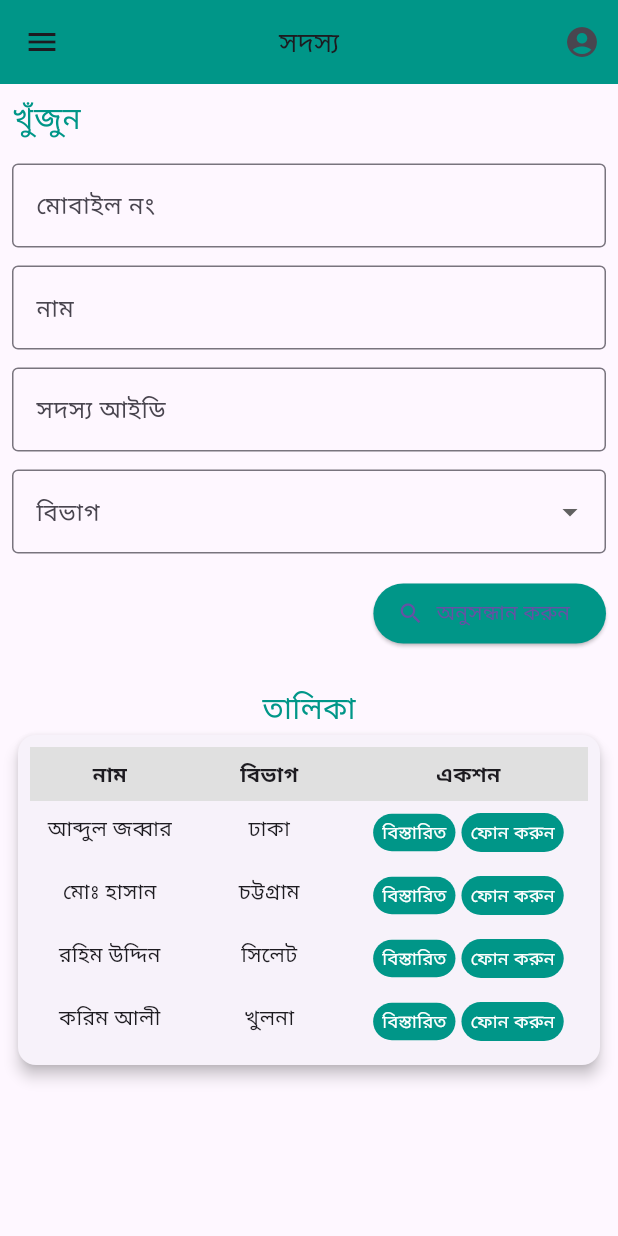
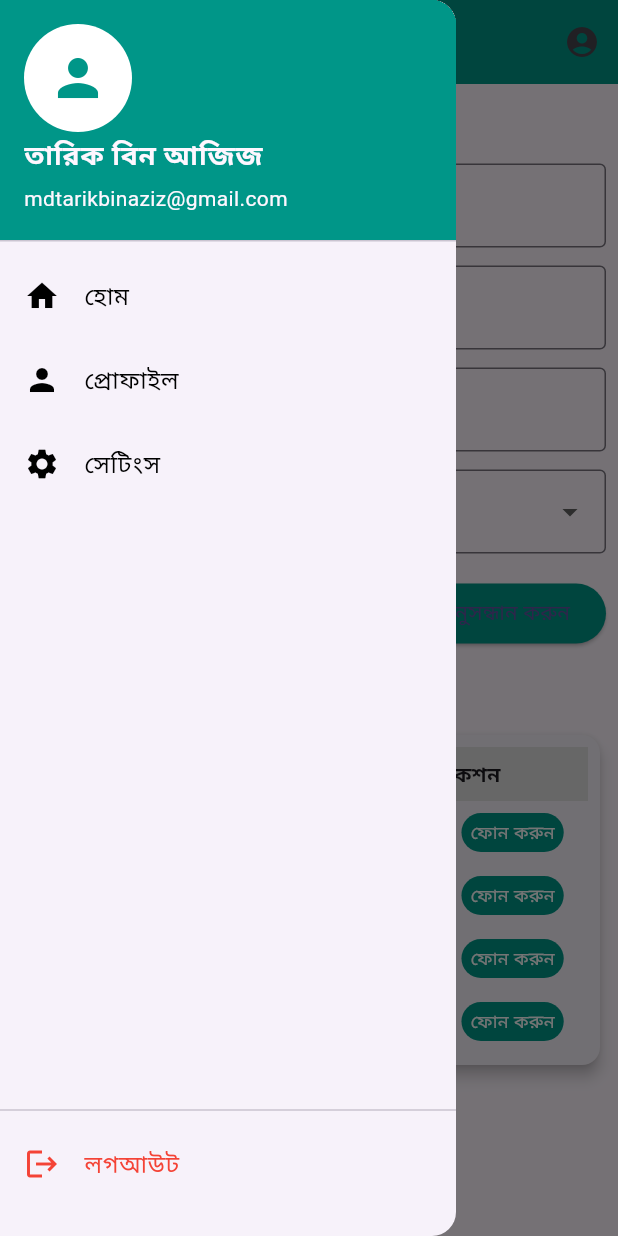
Before and after one commit to tarikbinaziz/talika_app, a Flutter app: the screen it shows after launch, with the side drawer open (before the commit the screen has no drawer), on a phone screen of 412 x 824 dp. Run offline on Flutter 3.47's test engine with Material 3 defaults, Android fonts, the phone set to English and light mode, and no system bars; our stand-ins replace get.

Commit message:
add drawer

```diff
--- a/lib/views/member_view.dart
+++ b/lib/views/member_view.dart
@@ -1,6 +1,7 @@
 import 'package:flutter/material.dart';
 import 'package:get/get.dart';
 import 'package:tarik_test/controller/member_controller.dart';
+import 'package:tarik_test/widgets/left_drawer.dart';
 import 'package:tarik_test/widgets/member_list.dart';
 
 class MemberView extends StatelessWidget {
@@ -11,9 +12,14 @@ class MemberView extends StatelessWidget {
   @override
   Widget build(BuildContext context) {
     return Scaffold(
+      drawer: CustomDrawer(),
       appBar: AppBar(
         centerTitle: true,
-        leading: const Icon(Icons.menu),
+        // leading: GestureDetector(
+        //     onTap: () {
+        //       Scaffold.of(context).openDrawer();
+        //     },
+        //     child: const Icon(Icons.menu)),
         title: const Text('সদস্য', style: TextStyle(fontSize: 18)),
         backgroundColor: Colors.teal,
         actions: [
--- /dev/null
+++ b/lib/widgets/left_drawer.dart
@@ -0,0 +1,80 @@
+import 'package:flutter/material.dart';
+
+class CustomDrawer extends StatelessWidget {
+  @override
+  Widget build(BuildContext context) {
+    return Drawer(
+      child: Column(
+        children: [
+          _buildHeader(context), // Profile Header
+          _buildDrawerItem(
+            icon: Icons.home,
+            text: "হোম",
+            onTap: () {
+              Navigator.pop(context);
+              // Navigate to Home Screen
+            },
+          ),
+          _buildDrawerItem(
+            icon: Icons.person,
+            text: "প্রোফাইল",
+            onTap: () {
+              Navigator.pop(context);
+              // Navigate to Profile Screen
+            },
+          ),
+          _buildDrawerItem(
+            icon: Icons.settings,
+            text: "সেটিংস",
+            onTap: () {
+              Navigator.pop(context);
+              // Navigate to Settings Screen
+            },
+          ),
+          const Spacer(), // Push Logout to Bottom
+          Divider(),
+          _buildDrawerItem(
+            icon: Icons.logout,
+            text: "লগআউট",
+            color: Colors.red,
+            onTap: () {
+              Navigator.pop(context);
+              // Handle logout
+            },
+          ),
+          const SizedBox(height: 20),
+        ],
+      ),
+    );
+  }
+
+  // **Drawer Header**
+  Widget _buildHeader(BuildContext context) {
+    return UserAccountsDrawerHeader(
+      accountName: Text("তারিক বিন আজিজ",
+          style: TextStyle(fontSize: 18, fontWeight: FontWeight.bold)),
+      accountEmail: Text("mdtarikbinaziz@gmail.com"),
+      currentAccountPicture: CircleAvatar(
+        backgroundColor: Colors.white,
+        child: Icon(Icons.person, size: 40, color: Colors.teal),
+      ),
+      decoration: BoxDecoration(
+        color: Colors.teal,
+      ),
+    );
+  }
+
+  // **Reusable Drawer Item**
+  Widget _buildDrawerItem({
+    required IconData icon,
+    required String text,
+    required VoidCallback onTap,
+    Color color = Colors.black,
+  }) {
+    return ListTile(
+      leading: Icon(icon, color: color),
+      title: Text(text, style: TextStyle(color: color, fontSize: 16)),
+      onTap: onTap,
+    );
+  }
+}
```
